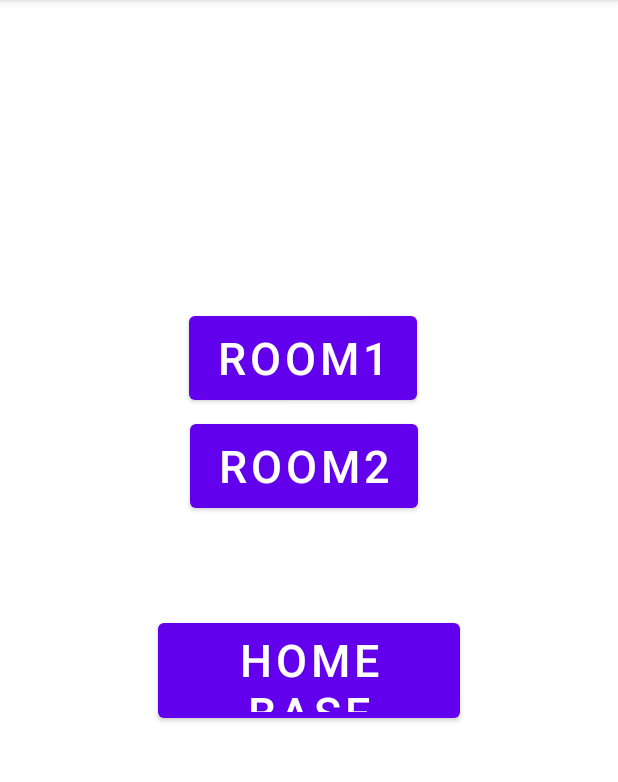
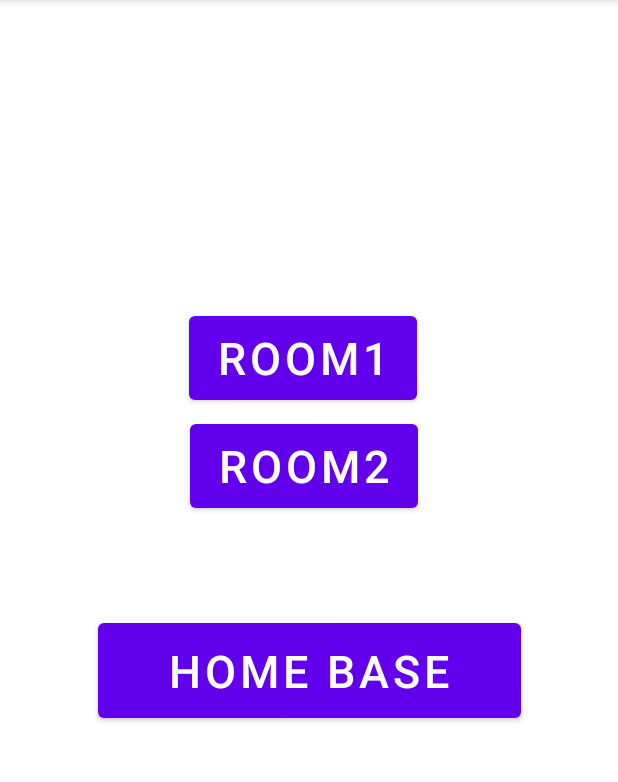
Before and after one commit to Metarrrr/temi-TU, an Android app: the screen it shows after launch (MainActivity), on a phone screen of 412 x 824 dp, the part 84-866 px from its top. Run offline under Robolectric (Android 15) with nearby library versions, the light colour scheme and no system bars.

Commit message:
แก้ขนาดรูป

```diff
--- a/app/src/main/res/layout/activity_main.xml
+++ b/app/src/main/res/layout/activity_main.xml
@@ -34,7 +34,7 @@
 
     <Button
         android:id="@+id/button3"
-        android:layout_width="201dp"
+        android:layout_width="282dp"
         android:layout_height="75dp"
         android:text="home base"
         android:textSize="30sp"
```
